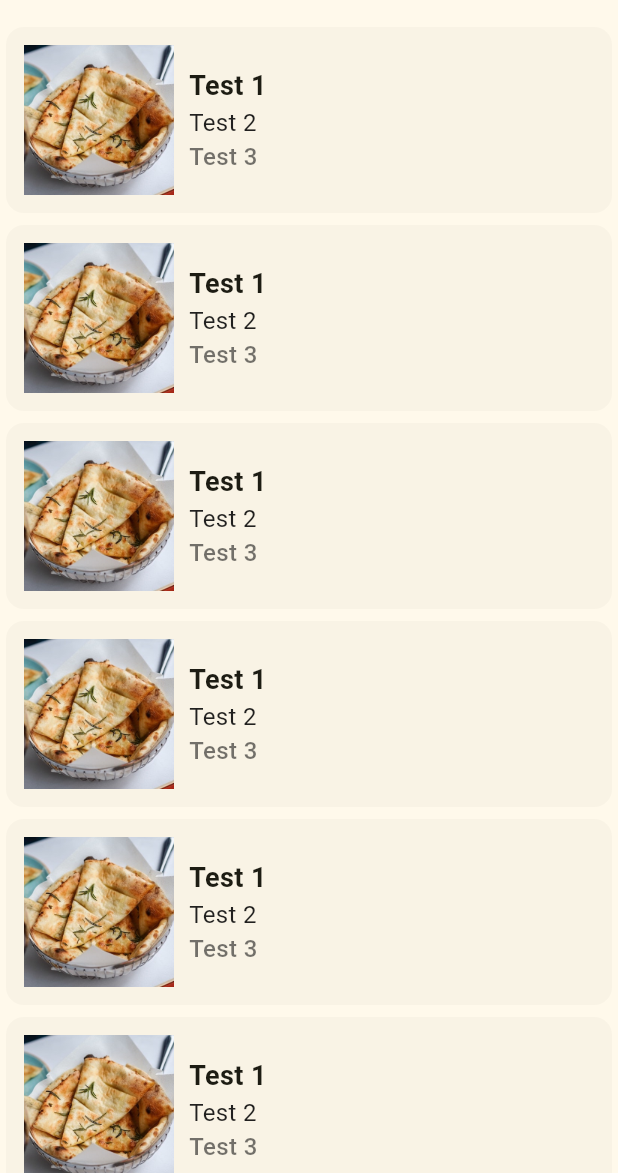
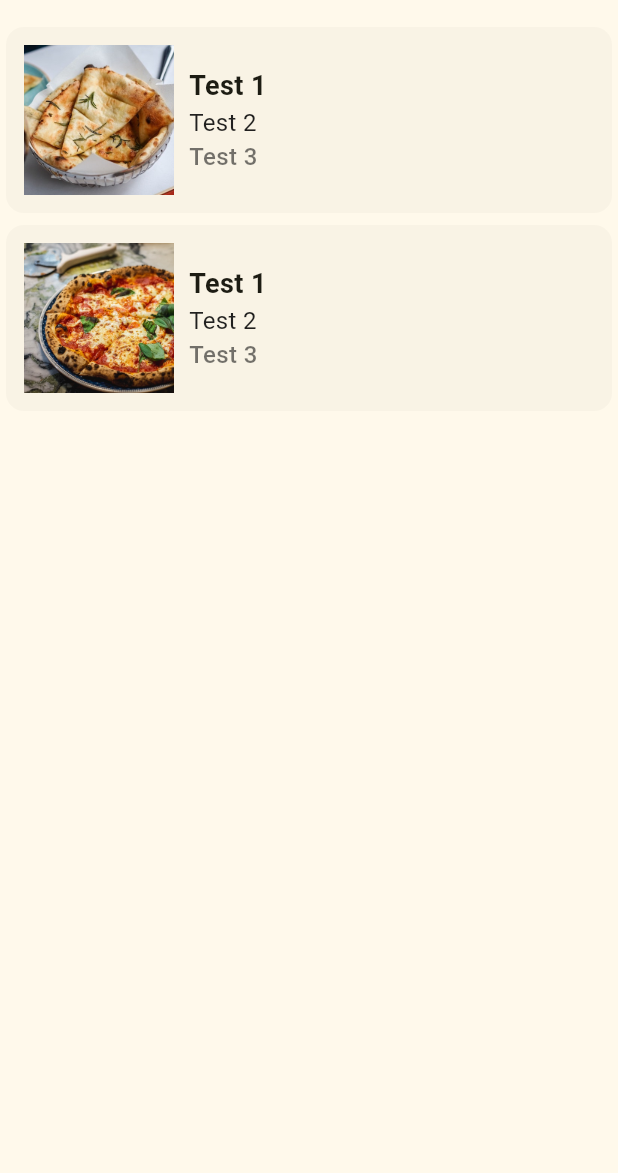
Before and after one commit to AmandaCornelsen/Flutter-Pizza, a Flutter app: the screen it shows after launch, on a phone screen of 412 x 824 dp, the part 63-1236 px from its top. Run offline on Flutter 3.47's test engine with Material 3 defaults, Android fonts, the phone set to English and light mode, and no system bars.

Commit message:
atualizações

```diff
--- a/lib/menu.dart
+++ b/lib/menu.dart
@@ -1,6 +1,7 @@
 // ignore_for_file: prefer_const_constructors, prefer_const_literals_to_create_immutables
 
 import 'package:app/pizza_card.dart';
+import 'package:app/pizza_data.dart';
 import 'package:flutter/material.dart';
 
 class Menu extends StatelessWidget {
@@ -15,20 +16,8 @@ class Menu extends StatelessWidget {
       body: SingleChildScrollView(
         child: (Column(
           children: [
-           PizzaCard(),
-           PizzaCard(),
-           PizzaCard(),
-           PizzaCard(),
-           PizzaCard(),
-           PizzaCard(),
-           PizzaCard(),
-           PizzaCard(),
-           PizzaCard(),
-           PizzaCard(),
-           PizzaCard(),
-           PizzaCard(),
-           PizzaCard(),
-           PizzaCard(),
+           PizzaCard(pizza: pizzaData[0]),
+           PizzaCard(pizza: pizzaData[1]),
           ],
         )),
       ),
--- a/lib/pizza_card.dart
+++ b/lib/pizza_card.dart
@@ -1,9 +1,11 @@
 // ignore_for_file: prefer_const_constructors, prefer_const_literals_to_create_immutables
 
+import 'package:app/pizza_data.dart';
 import 'package:flutter/material.dart';
 
 class PizzaCard extends StatelessWidget {
-  const PizzaCard({super.key});
+  final Pizza pizza;
+  const PizzaCard({super.key, required this.pizza});
 
 
 
@@ -16,7 +18,7 @@ class PizzaCard extends StatelessWidget {
         child: (Row(
           children: [
             Image.asset(
-              "images/focaccia.jpg",
+              "images/${pizza.photoName}",
               width: 100,
               height: 100,
               fit: BoxFit.cover,
--- a/lib/pizza_data.dart
+++ b/lib/pizza_data.dart
@@ -0,0 +1,59 @@
+class Pizza {
+  final String name;
+  final String ingredients;
+  final String photoName;
+  final int price;
+  final bool soldOut;
+
+  Pizza(
+      {required this.name,
+      required this.ingredients,
+      required this.photoName,
+      required this.price,
+      required this.soldOut});
+}
+
+List<Pizza> pizzaData = [
+  Pizza(
+    name: 'Focaccia',
+    ingredients: 'Bread with italian olive oil and rosemary',
+    price: 6,
+    photoName: 'focaccia.jpg',
+    soldOut: false,
+  ),
+  Pizza(
+    name: 'Pizza Margherita',
+    ingredients: 'Tomato and mozarella',
+    price: 10,
+    photoName: 'margherita.jpg',
+    soldOut: false,
+  ),
+  Pizza(
+    name: 'Pizza Spinaci',
+    ingredients: 'Tomato, mozarella, spinach, and ricotta cheese',
+    price: 12,
+    photoName: 'spinaci.jpg',
+    soldOut: false,
+  ),
+  Pizza(
+    name: 'Pizza Funghi',
+    ingredients: 'Tomato, mozarella, mushrooms, and onion',
+    price: 12,
+    photoName: 'funghi.jpg',
+    soldOut: false,
+  ),
+  Pizza(
+    name: 'Pizza Salamino',
+    ingredients: 'Tomato, mozarella, and pepperoni',
+    price: 15,
+    photoName: 'salamino.jpg',
+    soldOut: true,
+  ),
+  Pizza(
+    name: 'Pizza Prosciutto',
+    ingredients: 'Tomato, mozarella, ham, aragula, and burrata cheese',
+    price: 18,
+    photoName: 'pizzas/prosciutto.jpg',
+    soldOut: false,
+  ),
+];
```
